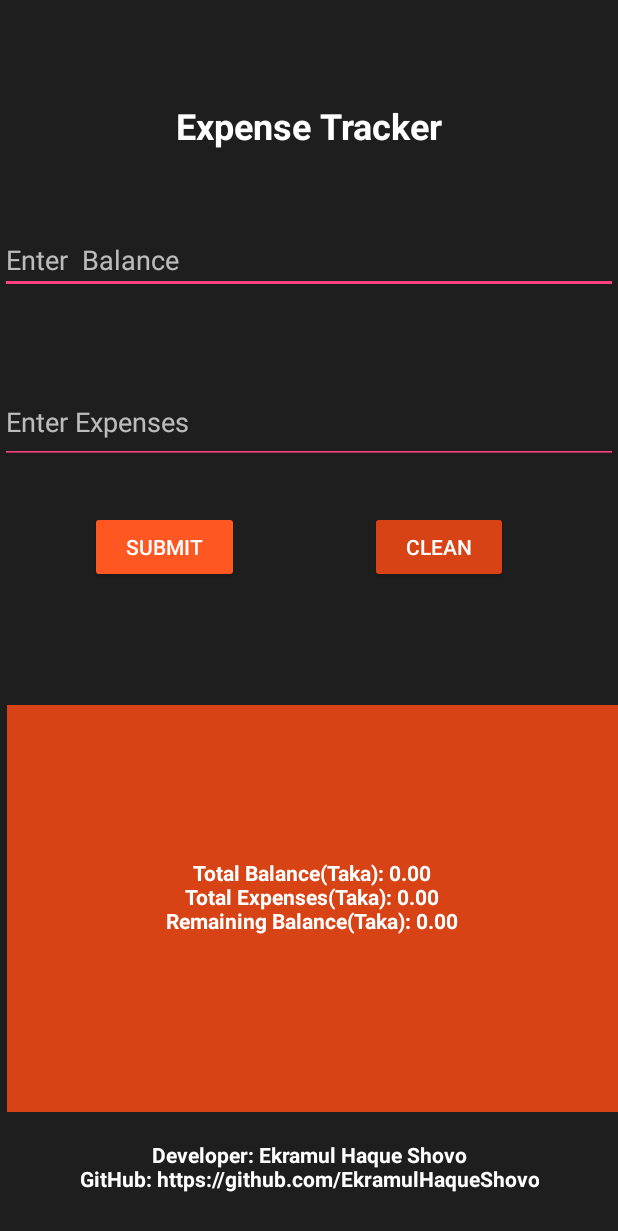
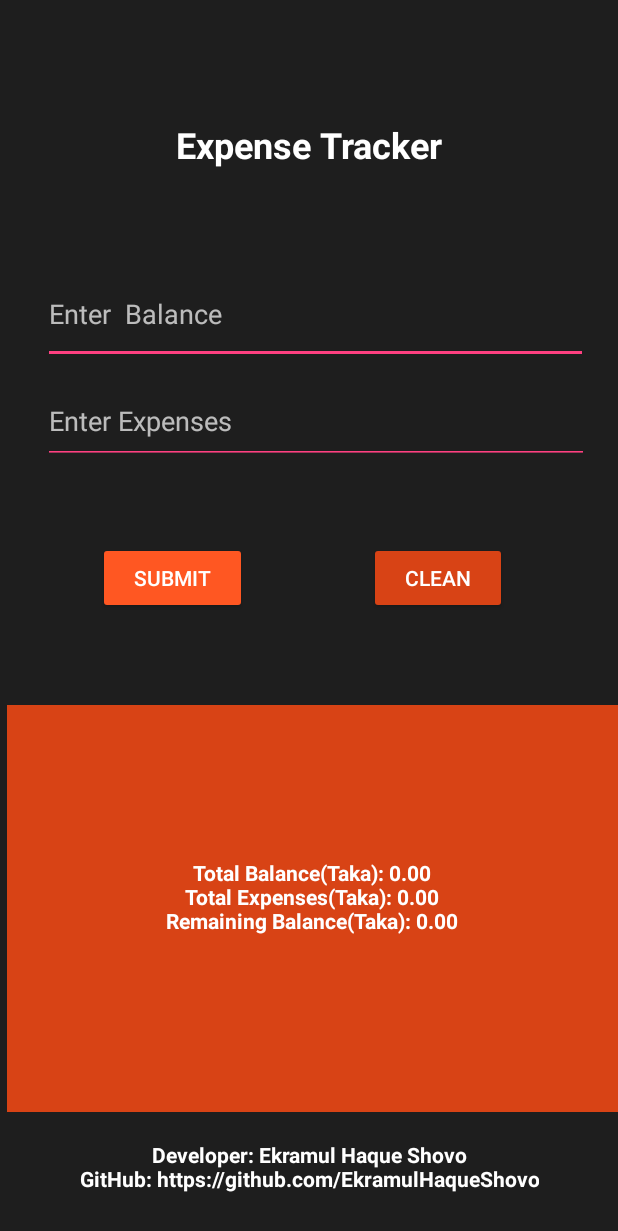
Before and after one commit to EkramulHaqueShovo/ExpenseTracker-Android-Application-, an Android app: the screen it shows after launch (MainActivity), on a phone screen of 412 x 824 dp. Shown: the top 1231 px of the screen. Run offline under Robolectric (Android 15) with nearby library versions, the phone set to English and light mode, and no system bars.

Commit message:
fixed ui size

```diff
--- a/app/src/main/res/layout/activity_main.xml
+++ b/app/src/main/res/layout/activity_main.xml
@@ -24,38 +24,38 @@
 
     <EditText
         android:id="@+id/editTextTotalBalance"
-        android:layout_width="0dp"
-        android:layout_height="wrap_content"
+        android:layout_width="363dp"
+        android:layout_height="66dp"
         android:backgroundTint="@color/colorAccent"
         android:ems="10"
         android:hint="Enter  Balance"
         android:inputType="numberDecimal"
         android:textColor="@color/white"
         android:textColorHint="#B3FFFFFF"
-        app:layout_constraintBottom_toTopOf="@+id/button"
+        app:layout_constraintBottom_toBottomOf="parent"
         app:layout_constraintEnd_toEndOf="parent"
-        app:layout_constraintHorizontal_bias="1.0"
+        app:layout_constraintHorizontal_bias="0.583"
         app:layout_constraintStart_toStartOf="parent"
         app:layout_constraintTop_toTopOf="parent"
-        app:layout_constraintVertical_bias="0.511" />
+        app:layout_constraintVertical_bias="0.233" />
 
     <EditText
         android:id="@+id/editTextText"
-        android:layout_width="0dp"
-        android:layout_height="56dp"
+        android:layout_width="364dp"
+        android:layout_height="57dp"
         android:backgroundTint="@color/colorAccent"
         android:ems="10"
         android:hint="Enter Expenses"
         android:inputType="numberDecimal"
         android:minHeight="48dp"
+        android:textColor="@color/white"
         android:textColorHint="#B3FFFFFF"
-        android:textColor="@color/white"
         app:layout_constraintBottom_toBottomOf="parent"
         app:layout_constraintEnd_toEndOf="parent"
-        app:layout_constraintHorizontal_bias="0.0"
+        app:layout_constraintHorizontal_bias="0.6"
         app:layout_constraintStart_toStartOf="parent"
-        app:layout_constraintTop_toBottomOf="@+id/editTextTotalBalance"
-        app:layout_constraintVertical_bias="0.1" />
+        app:layout_constraintTop_toTopOf="parent"
+        app:layout_constraintVertical_bias="0.329" />
 
     <Button
         android:id="@+id/cleanButton"
@@ -67,10 +67,10 @@
         app:backgroundTint="@color/colorPrimaryDark"
         app:layout_constraintBottom_toBottomOf="parent"
         app:layout_constraintEnd_toEndOf="parent"
-        app:layout_constraintHorizontal_bias="0.544"
+        app:layout_constraintHorizontal_bias="0.522"
         app:layout_constraintStart_toEndOf="@+id/button"
         app:layout_constraintTop_toBottomOf="@+id/editTextText"
-        app:layout_constraintVertical_bias="0.067" />
+        app:layout_constraintVertical_bias="0.111" />
 
     <Button
         android:id="@+id/button"
@@ -83,10 +83,10 @@
         app:backgroundTint="@color/colorPrimary"
         app:layout_constraintBottom_toBottomOf="parent"
         app:layout_constraintEnd_toEndOf="parent"
-        app:layout_constraintHorizontal_bias="0.192"
+        app:layout_constraintHorizontal_bias="0.208"
         app:layout_constraintStart_toStartOf="parent"
         app:layout_constraintTop_toBottomOf="@+id/editTextText"
-        app:layout_constraintVertical_bias="0.067" />
+        app:layout_constraintVertical_bias="0.111" />
 
     <TextView
         android:id="@+id/resultLabel"
```
